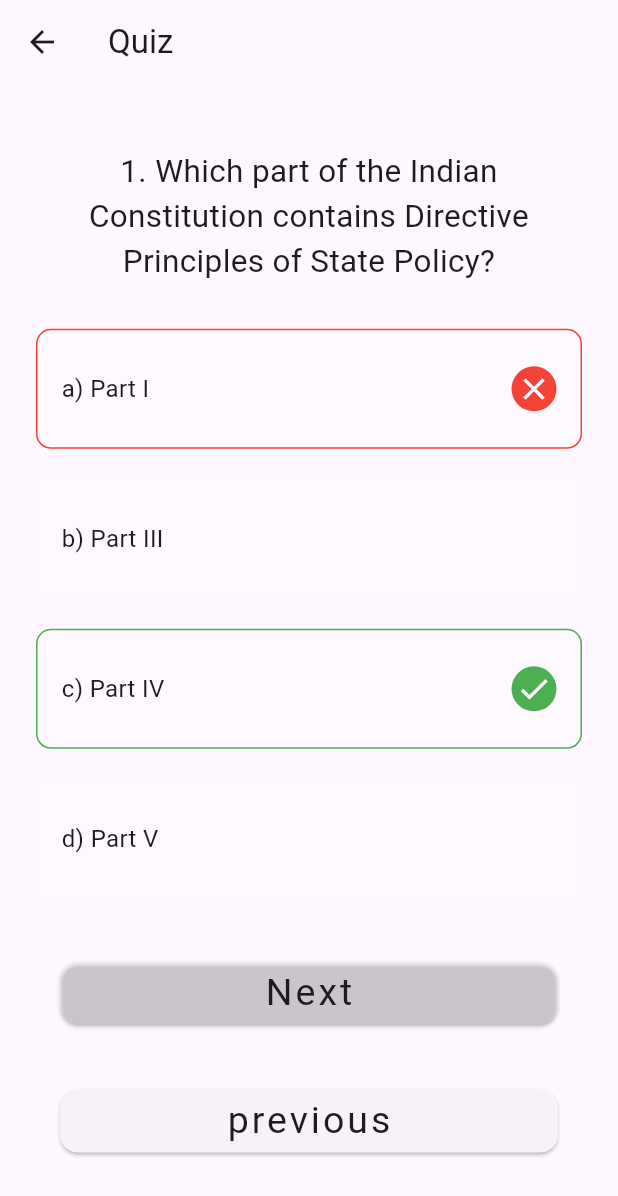
After one commit to Sachinbgithub/vidhan, a Flutter app: the QuizScreen screen opened by its route, after a tap on "a) Part I", on a phone screen of 412 x 824 dp. The commit adds this screen. Shown: the top 1196 px of the screen. Run offline on Flutter 3.47's test engine with Material 3 defaults, Android fonts, the phone set to English and light mode, and no system bars; our stand-ins replace firebase_auth, firebase_core; accounts and stored records are empty.

Commit message:
quiz game added and conflict resolved

```diff
--- /dev/null
+++ b/lib/games/quize/models/questions.dart
@@ -0,0 +1,106 @@
+import 'package:vidhan/games/quize/models/question.dart';
+
+const List<Question> questions = [
+  Question(
+    question: '1. Which part of the Indian Constitution contains Directive Principles of State Policy?  ',
+    correctAnswerIndex: 2,
+    options: [
+      'a) Part I',
+      'b) Part III',
+      'c) Part IV',
+      'd) Part V',
+    ],
+  ),
+  Question(
+    question: '2. What is the primary objective of Article 38 of the Indian Constitution?',
+    correctAnswerIndex: 1,
+    options: [
+      'a) To promote international peace and security',
+      'b) To secure a social order for the promotion of the welfare of the people',
+      'c) To ensure free legal aid ',
+      'd) To protect individual liberty ',
+    ],
+  ),
+  Question(
+    question: ' 3. Article 38(1) directs the State to promote the welfare of the people by securing and protecting:',
+    correctAnswerIndex: 0,
+    options: [
+      'a) Social, economic, and political justice  ',
+      'b) National unity and integrity  ',
+      'c) Individual freedom  ',
+      'd) Religious harmony  ',
+    ],
+  ),
+  Question(
+    question: ' 4. Which clause of Article 38 was added by the 44th Constitutional Amendment Act?',
+    correctAnswerIndex: 1,
+    options: [
+      'a) Clause (1)',
+      ' b) Clause (2)',
+      'c) Clause (3)',
+      'd) Clause (4)',
+    ],
+  ),
+  Question(
+    question: '5. Article 38(2) emphasizes the need to:',
+    correctAnswerIndex: 0,
+    options: [
+      'a) Reduce income inequality',
+      'b) Ensure uniform civil code',
+      'c) Promote international peace',
+      'd) Safeguard the environment',
+    ],
+  ),
+  Question(
+    question: '6. Article 39 of the Indian Constitution deals with:',
+    correctAnswerIndex: 1,
+    options: [
+      'a) Right to life and personal liberty',
+      'b) The distribution of material resources to serve the common good',
+      'c) Environmental protection',
+      'd) Judicial independence',
+    ],
+  ),
+  Question(
+    question: '7. According to Article 39(a), the State shall direct its policy toward:',
+    correctAnswerIndex: 0,
+    options: [
+      'a) Providing adequate means of livelihood to all citizens',
+      'b) Ensuring environmental protection',
+      'c) Securing educational opportunities',
+      'd) Providing free legal aid',
+    ],
+  ),
+  Question(
+    question: '8. Article 39(b) relates to:',
+    correctAnswerIndex: 2,
+    options: [
+      'a) Equal pay for equal work',
+      'b) Right to education',
+      'c) Distribution of ownership and control of material resources',
+      'd) Prohibition of child labor',
+    ],
+  ),
+  Question(
+    question:
+        '9. Article 39(d) ensures:',
+    correctAnswerIndex: 1,
+    options: [
+      'a) Free and compulsory education for all children',
+      'b) Equal pay for equal work for both men and women',
+      'c) Protection of workers rights',
+      'd) Prohibition of traffic in human beings',
+    ],
+  ),
+  Question(
+    question:
+    '10. Which of the following is NOT a directive principle under Article 39?',
+    correctAnswerIndex: 2,
+    options: [
+      'a) Ensuring the health and strength of workers',
+      'b) Protection of children from exploitation',
+      'c) Guaranteeing freedom of speech',
+      'd) Equal distribution of material resources',
+    ],
+  ),
+];
--- /dev/null
+++ b/lib/games/quize/screens/quiz_screen.dart
@@ -0,0 +1,112 @@
+import 'package:flutter/material.dart';
+
+import 'package:vidhan/games/quize/models/questions.dart';
+import 'package:vidhan/games/quize/screens/result_screen.dart';
+import 'package:vidhan/games/quize/widgets/answer_card.dart';
+import 'package:vidhan/games/quize/widgets/next_button.dart';
+
+class QuizScreen extends StatefulWidget {
+  const QuizScreen({super.key});
+
+  @override
+  State<QuizScreen> createState() => _QuizScreenState();
+}
+
+class _QuizScreenState extends State<QuizScreen> {
+  int? selectedAnswerIndex;
+  int questionIndex = 0;
+  int score = 0;
+
+  void pickAnswer(int value) {
+    selectedAnswerIndex = value;
+    final question = questions[questionIndex];
+    if (selectedAnswerIndex == question.correctAnswerIndex) {
+      score++;
+    }
+    setState(() {});
+  }
+
+  void goToNextQuestion() {
+    if (questionIndex < questions.length - 1) {
+      questionIndex++;
+      selectedAnswerIndex = null;
+    }
+    setState(() {});
+  }
+
+  void goToPrevQuestion() {
+    if (questionIndex > 0) {
+      questionIndex--;
+      selectedAnswerIndex = null;
+    }
+    setState(() {});
+  }
+
+  @override
+  Widget build(BuildContext context) {
+    final question = questions[questionIndex];
+    bool isLastQuestion = questionIndex == questions.length - 1;
+    return Scaffold(
+      appBar: AppBar(
+        title: const Text('Quiz'),
+      ),
+      body: Padding(
+        padding: const EdgeInsets.all(24.0),
+        child: Column(
+          mainAxisAlignment: MainAxisAlignment.spaceEvenly,
+          children: [
+            Text(
+              question.question,
+              style: const TextStyle(
+                fontSize: 21,
+              ),
+              textAlign: TextAlign.center,
+            ),
+            ListView.builder(
+              shrinkWrap: true,
+              itemCount: question.options.length,
+              itemBuilder: (context, index) {
+                return GestureDetector(
+                  onTap: selectedAnswerIndex == null
+                      ? () => pickAnswer(index)
+                      : null,
+                  child: AnswerCard(
+                    currentIndex: index,
+                    question: question.options[index],
+                    isSelected: selectedAnswerIndex == index,
+                    selectedAnswerIndex: selectedAnswerIndex,
+                    correctAnswerIndex: question.correctAnswerIndex,
+                  ),
+                );
+              },
+            ),
+            // Next Button
+            isLastQuestion
+                ? RectangularButton(
+                    onPressed: () {
+                      Navigator.of(context).pushReplacement(
+                        MaterialPageRoute(
+                          builder: (_) => ResultScreen(
+                            score: score,
+                          ),
+                        ),
+                      );
+                    },
+                    label: 'Finish',
+                  )
+                : RectangularButton(
+                    onPressed:
+                        selectedAnswerIndex != null ? goToNextQuestion : null,
+                    label: 'Next',
+                  ),
+                RectangularButton(
+                    onPressed:
+                        selectedAnswerIndex == null ? goToPrevQuestion : null,
+                    label: 'previous'
+      ),
+          ],
+        ),
+      ),
+    );
+  }
+}
--- /dev/null
+++ b/lib/games/quize/widgets/answer_card.dart
@@ -0,0 +1,119 @@
+import 'package:flutter/material.dart';
+
+/*
+  If (no options is chosen)
+    all answer cards should have default style
+    all buttons should be enabled
+  else
+    all button should be disabled
+    if (correct option is chosen)
+      answer should be highlighted as green
+    else
+      answer should be highlighted as red
+      correct answer should be highlighted as green
+*/
+
+class AnswerCard extends StatelessWidget {
+  const AnswerCard({
+    super.key,
+    required this.question,
+    required this.isSelected,
+    required this.currentIndex,
+    required this.correctAnswerIndex,
+    required this.selectedAnswerIndex,
+  });
+
+  final String question;
+  final bool isSelected;
+  final int? correctAnswerIndex;
+  final int? selectedAnswerIndex;
+  final int currentIndex;
+
+  @override
+  Widget build(BuildContext context) {
+    bool isCorrectAnswer = currentIndex == correctAnswerIndex;
+    bool isWrongAnswer = !isCorrectAnswer && isSelected;
+    return Padding(
+      padding: const EdgeInsets.symmetric(
+        vertical: 10.0,
+      ),
+      child: selectedAnswerIndex != null
+          // if one option is chosen
+          ? Container(
+              height: 80,
+              padding: const EdgeInsets.all(16.0),
+              decoration: BoxDecoration(
+                color: Colors.white10,
+                borderRadius: BorderRadius.circular(10),
+                border: Border.all(
+                  color: isCorrectAnswer
+                      ? Colors.green
+                      : isWrongAnswer
+                          ? Colors.red
+                          : Colors.white24,
+                ),
+              ),
+              child: Row(
+                children: [
+                  Expanded(
+                    child: Text(
+                      question,
+                      style: const TextStyle(
+                        fontSize: 16,
+                      ),
+                    ),
+                  ),
+                  const SizedBox(height: 10),
+                  isCorrectAnswer
+                      ? buildCorrectIcon()
+                      : isWrongAnswer
+                          ? buildWrongIcon()
+                          : const SizedBox.shrink(),
+                ],
+              ),
+            )
+          // If no option is selected
+          : Container(
+              height: 80,
+              padding: const EdgeInsets.all(16.0),
+              decoration: BoxDecoration(
+                color: Colors.white10,
+                borderRadius: BorderRadius.circular(10),
+                border: Border.all(
+                  color: Colors.white24,
+                ),
+              ),
+              child: Row(
+                children: [
+                  Expanded(
+                    child: Text(
+                      question,
+                      style: const TextStyle(
+                        fontSize: 16,
+                      ),
+                    ),
+                  ),
+                ],
+              ),
+            ),
+    );
+  }
+}
+
+Widget buildCorrectIcon() => const CircleAvatar(
+      radius: 15,
+      backgroundColor: Colors.green,
+      child: Icon(
+        Icons.check,
+        color: Colors.white,
+      ),
+    );
+
+Widget buildWrongIcon() => const CircleAvatar(
+      radius: 15,
+      backgroundColor: Colors.red,
+      child: Icon(
+        Icons.close,
+        color: Colors.white,
+      ),
+    );
--- /dev/null
+++ b/lib/games/quize/widgets/next_button.dart
@@ -0,0 +1,36 @@
+import 'package:flutter/material.dart';
+
+class RectangularButton extends StatelessWidget {
+  const RectangularButton({
+    super.key,
+    required this.onPressed,
+    required this.label,
+  });
+
+  final VoidCallback? onPressed;
+  final String label;
+
+  @override
+  Widget build(BuildContext context) {
+    return TextButton(
+      onPressed: onPressed,
+      child: SizedBox(
+        height: 50,
+        width: double.infinity,
+        child: Card(
+          color: onPressed != null ? Colors.white24 : null,
+          child: Center(
+            child: Text(
+              label,
+              style: const TextStyle(
+                letterSpacing: 2,
+                fontSize: 25,
+                fontWeight: FontWeight.w400,
+              ),
+            ),
+          ),
+        ),
+      ),
+    );
+  }
+}
--- a/lib/main.dart
+++ b/lib/main.dart
@@ -2,6 +2,7 @@ import 'dart:async';
 import 'package:firebase_auth/firebase_auth.dart';
 import 'package:flutter/material.dart';
 import 'package:firebase_core/firebase_core.dart';
+import 'package:vidhan/games/quize/screens/quiz_screen.dart';
 import 'package:vidhan/pages/homepage.dart';
 import 'package:vidhan/pages/splashscreen.dart';
 import 'package:vidhan/pages/userAuth/login_page.dart';
@@ -29,6 +30,7 @@ class MyApp extends StatelessWidget {
       routes: {
         '/home': (context) => const HomePage(),
         '/login': (context) => const LoginPage(),
+        '/quiz': (context) => const QuizScreen(),
       },
     );
   }
--- a/lib/pages/homepage.dart
+++ b/lib/pages/homepage.dart
@@ -62,9 +62,18 @@ class _HomePageState extends State<HomePage> {
         appBar: AppBar(
           title: const Text("Vidhan"),
         ),
-        body: Container(
-          alignment: Alignment.center,
-          child: const Text("This is home page"),
+        body: Column(
+          children: [
+            Container(
+              alignment: Alignment.center,
+              child: const Text("This is home page"),
+
+            ),
+            ElevatedButton(onPressed: (){
+              Navigator.pushNamed(context, '/quiz');
+            },
+                child: Text('Quiz'))
+          ],
         ));
   }
 }
```
Also changed, not shown: lib/games/TryScreen.dart (added, +54 -0 lines), lib/games/quize/models/question.dart (added, +11 -0 lines), lib/games/quize/screens/result_screen.dart (added, +96 -0 lines), pubspec.lock.
